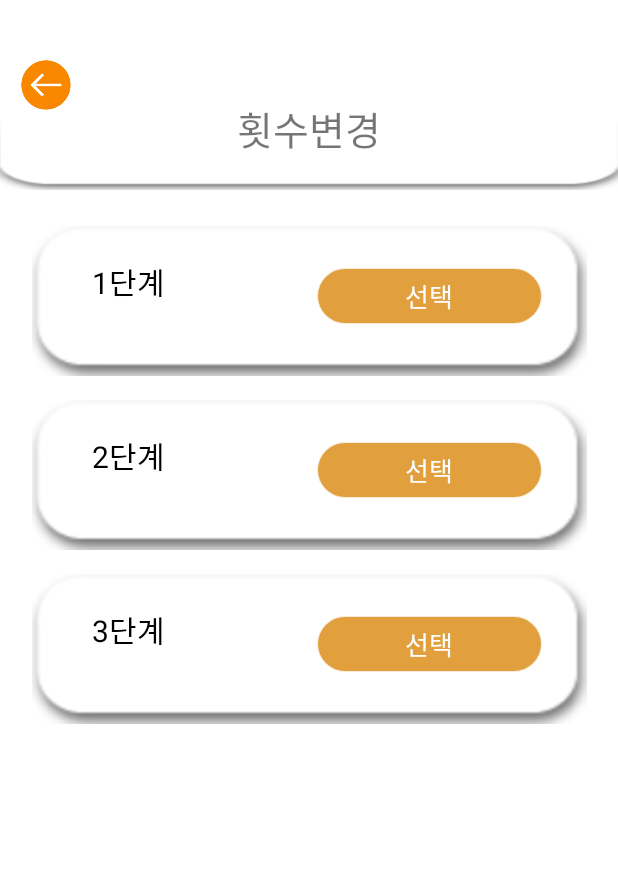
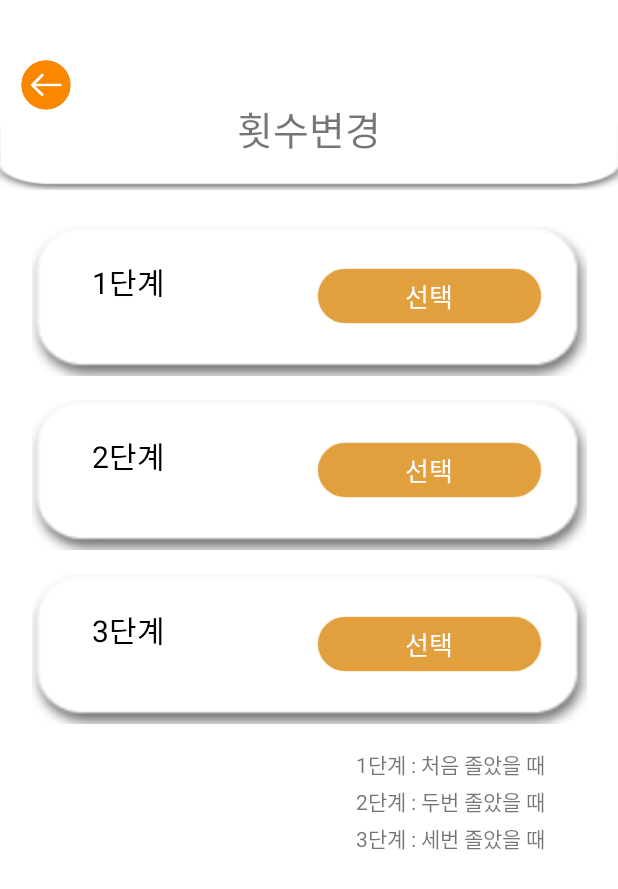
Before and after one commit to LMfour/LM, an Android app: the ChangeCountActivity screen opened directly, with no data from a screen before it, on a phone screen of 412 x 824 dp. Shown: the top 889 px of the screen. Run offline under Robolectric (Android 15) with nearby library versions, the phone set to English and light mode, and no system bars.

Commit message:
fix : ChangeCnt UI

```diff
--- a/StopSleeping/app/src/main/AndroidManifest.xml
+++ b/StopSleeping/app/src/main/AndroidManifest.xml
@@ -67,7 +67,7 @@
                 <!-- Redirect URI: "kakao${NATIVE_APP_KEY}://oauth" -->
                 <data
                     android:host="oauth"
-                    android:scheme="kakao84245f84f98ab84c69d896f82f71efd8" />
+                    android:scheme="kakao9f214f51bde3bf2555a4d0d0b1a9666b" />
             </intent-filter>
         </activity>
     </application>
--- a/StopSleeping/app/src/main/java/com/lm/stopsleeping/KakaoApplication.java
+++ b/StopSleeping/app/src/main/java/com/lm/stopsleeping/KakaoApplication.java
@@ -9,6 +9,6 @@ public class KakaoApplication extends Application {
     public void onCreate() {
         super.onCreate();
 
-        KakaoSdk.init(this, "84245f84f98ab84c69d896f82f71efd8");
+        KakaoSdk.init(this, "9f214f51bde3bf2555a4d0d0b1a9666b");
     }
 }
--- a/StopSleeping/app/src/main/res/layout/activity_change_count.xml
+++ b/StopSleeping/app/src/main/res/layout/activity_change_count.xml
@@ -202,4 +202,44 @@
         app:layout_constraintStart_toStartOf="@+id/third_phase_txt"
         app:layout_constraintTop_toBottomOf="@+id/third_phase_txt" />
 
+    <TextView
+        android:id="@+id/explain_lev_1"
+        android:layout_width="wrap_content"
+        android:layout_height="wrap_content"
+        android:layout_marginTop="16dp"
+        android:text="1단계 : 처음 졸았을 때"
+        app:layout_constraintEnd_toEndOf="parent"
+        app:layout_constraintHorizontal_bias="0.83"
+        app:layout_constraintStart_toStartOf="parent"
+        app:layout_constraintTop_toBottomOf="@+id/count_background3" />
+
+    <TextView
+        android:id="@+id/explain_lev_2"
+        android:layout_width="wrap_content"
+        android:layout_height="wrap_content"
+        android:layout_marginTop="3dp"
+        android:layout_marginBottom="136dp"
+        android:text="2단계 : 두번 졸았을 때"
+        app:layout_constraintBottom_toBottomOf="parent"
+        app:layout_constraintEnd_toEndOf="parent"
+        app:layout_constraintHorizontal_bias="0.83"
+        app:layout_constraintStart_toStartOf="parent"
+        app:layout_constraintTop_toBottomOf="@+id/explain_lev_1"
+        app:layout_constraintVertical_bias="0.0" />
+
+    <TextView
+        android:id="@+id/explain_lev_3"
+        android:layout_width="wrap_content"
+        android:layout_height="wrap_content"
+        android:layout_marginTop="3dp"
+        android:layout_marginBottom="120dp"
+        android:text="3단계 : 세번 졸았을 때"
+        app:layout_constraintBottom_toBottomOf="parent"
+        app:layout_constraintEnd_toEndOf="parent"
+        app:layout_constraintHorizontal_bias="0.83"
+        app:layout_constraintStart_toStartOf="parent"
+        app:layout_constraintTop_toBottomOf="@+id/explain_lev_2"
+        app:layout_constraintVertical_bias="0.0" />
+
+
 </androidx.constraintlayout.widget.ConstraintLayout>
```
